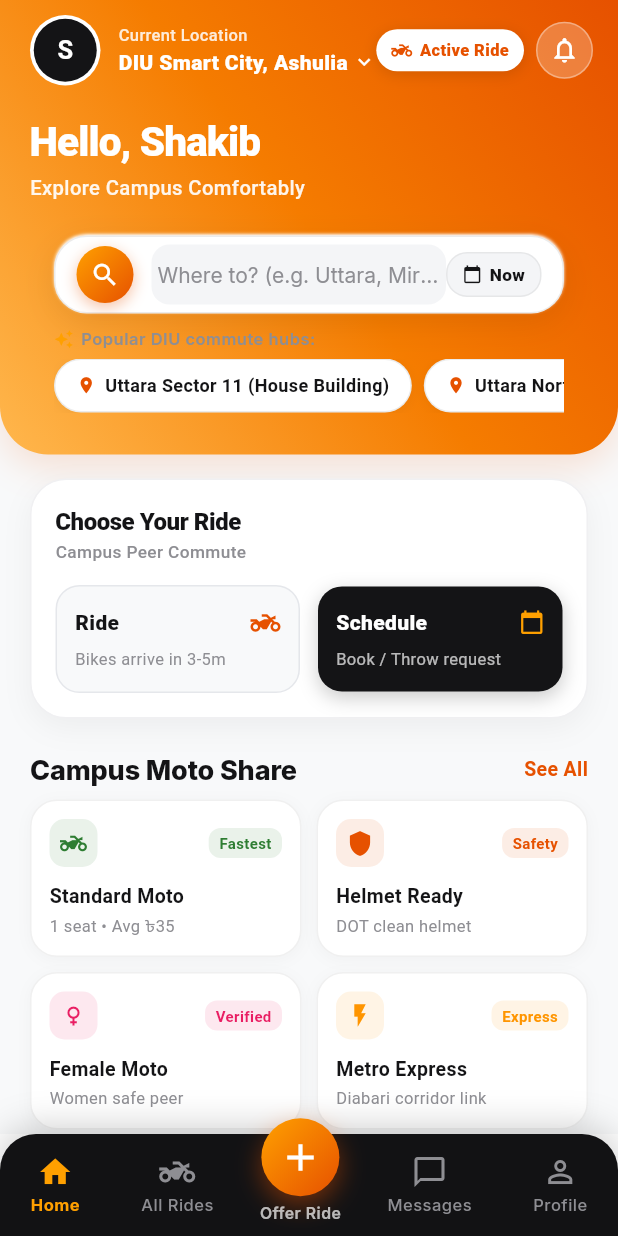
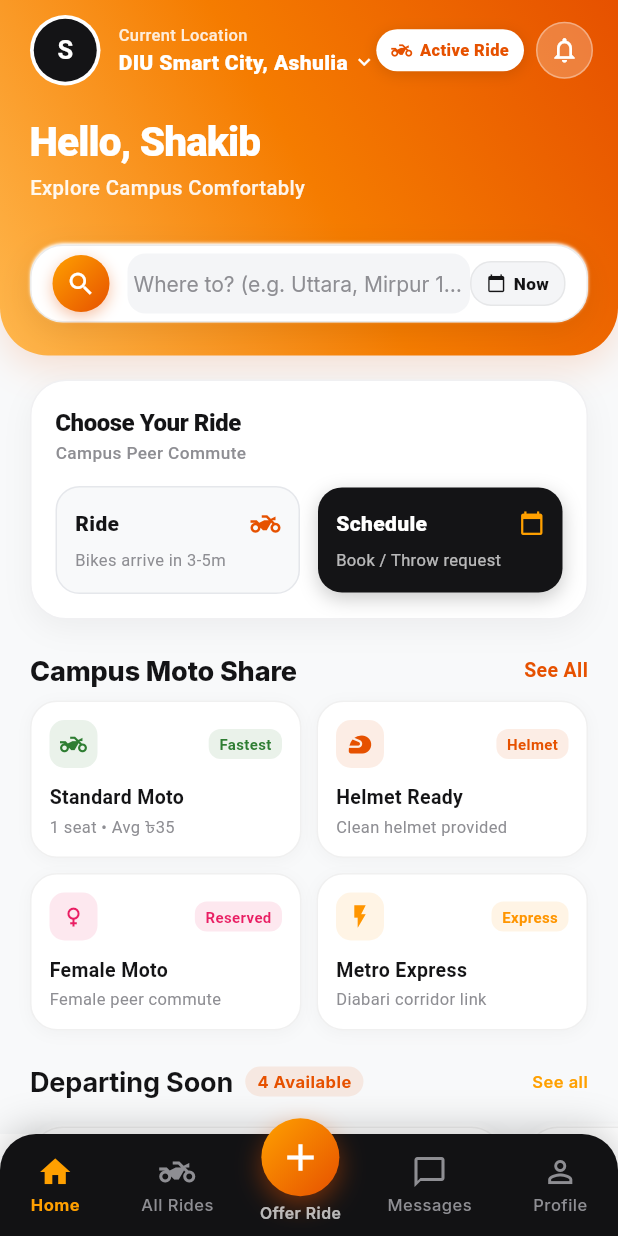
Before and after one commit to rahat300809/Diu_Rides, a Flutter app: the screen it shows after launch, on a phone screen of 412 x 824 dp. Run offline on Flutter 3.47's test engine with Material 3 defaults, Android fonts, the phone set to English and light mode, and no system bars; our stand-ins replace dio, flutter_riverpod, flutter_secure_storage, flutter_svg, geolocator, google_fonts and 2 more; network calls fail.

Commit message:
feat(ui): clean top bar header and remove encryption and safety banners

```diff
--- a/lib/features/home/presentation/screens/home_screen.dart
+++ b/lib/features/home/presentation/screens/home_screen.dart
@@ -533,10 +533,10 @@ class _HomeScreenState extends ConsumerState<HomeScreen> {
                     ),
                     const SizedBox(width: 10),
                     _buildServiceCard(
-                      icon: Icons.shield,
+                      icon: Icons.sports_motorsports,
                       title: 'Helmet Ready',
-                      subtitle: 'DOT clean helmet',
-                      tag: 'Safety',
+                      subtitle: 'Clean helmet provided',
+                      tag: 'Helmet',
                       tagColor: const Color(0xFFE65100),
                       onTap: () => widget.onNavigateTab(1),
                     ),
@@ -551,8 +551,8 @@ class _HomeScreenState extends ConsumerState<HomeScreen> {
                     _buildServiceCard(
                       icon: Icons.female,
                       title: 'Female Moto',
-                      subtitle: 'Women safe peer',
-                      tag: 'Verified',
+                      subtitle: 'Female peer commute',
+                      tag: 'Reserved',
                       tagColor: const Color(0xFFE91E63),
                       onTap: () {
                         ref.read(rideSearchFilterProvider.notifier).toggleFemaleOnly();
--- a/lib/features/home/presentation/widgets/apple_ios_destination_search.dart
+++ b/lib/features/home/presentation/widgets/apple_ios_destination_search.dart
@@ -109,7 +109,7 @@ class _AppleIosDestinationSearchState extends State<AppleIosDestinationSearch> {
     final hasText = _controller.text.trim().isNotEmpty;
 
     return Padding(
-      padding: const EdgeInsets.symmetric(horizontal: 16, vertical: 6),
+      padding: const EdgeInsets.only(top: 12),
       child: Column(
         crossAxisAlignment: CrossAxisAlignment.start,
         children: [
@@ -234,17 +234,17 @@ class _AppleIosDestinationSearchState extends State<AppleIosDestinationSearch> {
             ),
           ),
 
-          // Auto-Suggestions (Apple iOS 3D Chips / Pills)
-          if (_suggestions.isNotEmpty) ...[
+          // Auto-Suggestions (Apple iOS 3D Chips / Pills) - Only shown when user is searching
+          if (hasText && _suggestions.isNotEmpty) ...[
             const SizedBox(height: 10),
             Row(
               children: [
                 const Icon(Icons.auto_awesome, size: 13, color: Color(0xFFFFA000)),
                 const SizedBox(width: 5),
                 Text(
-                  hasText ? 'Suggested destination matches:' : 'Popular DIU commute hubs:',
+                  'Suggested destination matches:',
                   style: AppTypography.labelSm.copyWith(
-                    color: const Color(0xFF8E8E93),
+                    color: Colors.white.withOpacity(0.95),
                     fontWeight: FontWeight.w600,
                     fontSize: 11,
                   ),
--- a/lib/features/profile/presentation/screens/profile_screen.dart
+++ b/lib/features/profile/presentation/screens/profile_screen.dart
@@ -189,7 +189,7 @@ class ProfileScreen extends ConsumerWidget {
                   _buildMenuTile(
                     icon: Icons.chat_bubble_outline,
                     title: 'Campus Messages & Peer Calls',
-                    subtitle: 'Real-time encrypted chats & voice calls with ride partners',
+                    subtitle: 'Real-time chats & voice calls with ride partners',
                     onTap: () {
                       Navigator.of(context).push(
                         MaterialPageRoute(
--- a/lib/features/rides/presentation/screens/all_shared_rides_screen.dart
+++ b/lib/features/rides/presentation/screens/all_shared_rides_screen.dart
@@ -401,7 +401,7 @@ class _AllSharedRidesScreenState extends ConsumerState<AllSharedRidesScreen> {
                                 ),
                                 const SizedBox(width: 4),
                                 Text(
-                                  'Women Safe',
+                                  'Women Only',
                                   style: TextStyle(
                                     fontSize: 12,
                                     fontWeight: _femaleOnly ? FontWeight.w700 : FontWeight.w600,
--- a/lib/features/safety/presentation/widgets/campus_voice_call_dialog.dart
+++ b/lib/features/safety/presentation/widgets/campus_voice_call_dialog.dart
@@ -159,10 +159,10 @@ class _CampusVoiceCallDialogState extends State<CampusVoiceCallDialog>
             child: Row(
               mainAxisSize: MainAxisSize.min,
               children: [
-                const Icon(Icons.lock_outline, size: 14, color: AppColors.primary),
+                const Icon(Icons.call, size: 14, color: AppColors.primary),
                 const SizedBox(width: 6),
                 Text(
-                  'End-to-End Encrypted Campus Voice Call',
+                  'Direct Campus Peer Voice Call',
                   style: AppTypography.labelSm.copyWith(
                     color: AppColors.primary,
                     fontWeight: FontWeight.bold,
--- a/lib/features/tracking/presentation/screens/ride_details_tracking_screen.dart
+++ b/lib/features/tracking/presentation/screens/ride_details_tracking_screen.dart
@@ -645,11 +645,11 @@ class _RideDetailsTrackingScreenState extends ConsumerState<RideDetailsTrackingS
                     scrollDirection: Axis.horizontal,
                     child: Row(
                       children: [
-                        _buildTrustBadge(Icons.school, 'DIU Registered 2021', AppColors.primary),
+                        _buildTrustBadge(Icons.school, 'DIU Batch Verified', AppColors.primary),
                         const SizedBox(width: 8),
-                        _buildTrustBadge(Icons.verified_user, 'Safety Protocol Certified', AppColors.tertiary),
+                        _buildTrustBadge(Icons.verified, 'Campus Commuter', AppColors.tertiary),
                         const SizedBox(width: 8),
-                        _buildTrustBadge(Icons.health_and_safety, 'Fully Vaccinated', AppColors.secondary),
+                        _buildTrustBadge(Icons.sports_motorsports, 'Helmet Ready', AppColors.secondary),
                       ],
                     ),
                   ),
```
Also changed, not shown: lib/features/chat/presentation/screens/campus_messages_screen.dart (+2 -27 lines), lib/features/chat/presentation/screens/chat_screen.dart (+0 -28 lines), lib/features/home/presentation/widgets/campus_category_grid.dart (+4 -68 lines), 4 other files.
